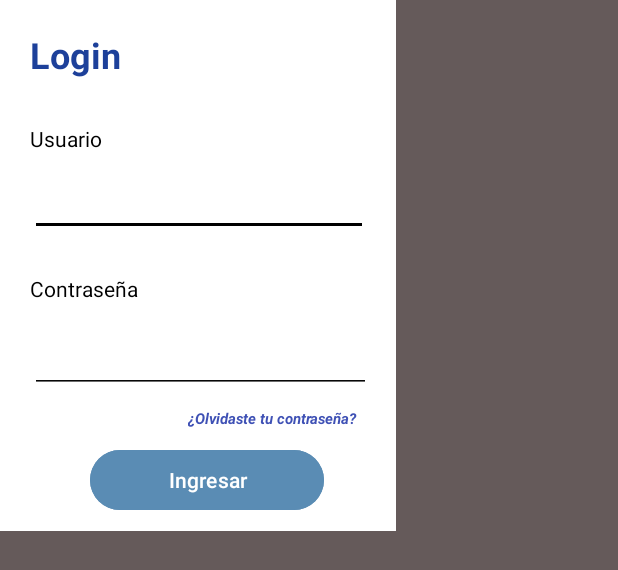
After one commit to LAngeLR/NetPulseIOT, an Android app: the layout activity_main2.xml on its own in the app's theme, with its tools: preview values and no code run, on a phone screen of 412 x 824 dp. The commit adds this screen. Shown: the top 570 px of the screen. Run offline under Robolectric (Android 15) with nearby library versions, the phone set to English and light mode, and no system bars.

Commit message:
inicio 2

```diff
--- a/app/src/main/res/layout/activity_main.xml
+++ b/app/src/main/res/layout/activity_main.xml
@@ -42,12 +42,6 @@
             android:translationX="130dp"
             android:translationY="10dp" />
 
-        <ImageView
-            android:id="@+id/imageView2"
-            android:layout_width="27dp"
-            android:layout_height="25dp"
-            app:srcCompat="@mipmap/candado" />
-
     </LinearLayout>
 
 </androidx.constraintlayout.widget.ConstraintLayout>
--- /dev/null
+++ b/app/src/main/res/layout/activity_main2.xml
@@ -0,0 +1,106 @@
+<?xml version="1.0" encoding="utf-8"?>
+<androidx.constraintlayout.widget.ConstraintLayout xmlns:android="http://schemas.android.com/apk/res/android"
+    xmlns:app="http://schemas.android.com/apk/res-auto"
+    xmlns:tools="http://schemas.android.com/tools"
+    android:layout_width="match_parent"
+    android:layout_height="match_parent"
+    android:background="#655A5A">
+
+    <ImageView
+        android:id="@+id/imageView2"
+        android:layout_width="wrap_content"
+        android:layout_height="wrap_content"
+        app:srcCompat="@mipmap/inicio2"
+        tools:layout_editor_absoluteX="0dp"
+        tools:layout_editor_absoluteY="0dp" />
+
+    <com.google.android.material.appbar.MaterialToolbar
+        android:id="@+id/materialToolbar"
+        android:layout_width="264dp"
+        android:layout_height="354dp"
+        android:background="@color/white"
+        android:minHeight="?attr/actionBarSize"
+        android:theme="?attr/actionBarTheme"
+        tools:layout_editor_absoluteX="73dp"
+        tools:layout_editor_absoluteY="270dp" />
+
+    <LinearLayout
+        android:layout_width="267dp"
+        android:layout_height="354dp"
+        android:orientation="vertical"
+        tools:layout_editor_absoluteX="73dp"
+        tools:layout_editor_absoluteY="270dp">
+
+        <TextView
+            android:id="@+id/textView"
+            android:layout_width="100dp"
+            android:layout_height="wrap_content"
+            android:text="Login"
+            android:textColor="#1D409A"
+            android:textSize="24sp"
+            android:textStyle="bold"
+            android:translationX="20dp"
+            android:translationY="20dp" />
+
+        <TextView
+            android:id="@+id/usuario"
+            android:layout_width="230dp"
+            android:layout_height="wrap_content"
+            android:text="Usuario"
+            android:textColor="#000000"
+            android:translationX="20dp"
+            android:translationY="50dp" />
+
+        <EditText
+            android:id="@+id/editTextTextEmailAddress"
+            android:layout_width="225dp"
+            android:layout_height="wrap_content"
+            android:backgroundTint="#000000"
+            android:ems="10"
+            android:inputType="textEmailAddress"
+            android:singleLine="true"
+            android:translationX="20dp"
+            android:translationY="60dp"
+            android:visibility="visible" />
+
+        <TextView
+            android:id="@+id/contrasenia"
+            android:layout_width="match_parent"
+            android:layout_height="wrap_content"
+            android:backgroundTint="#040404"
+            android:text="Contraseña"
+            android:textColor="#000000"
+            android:translationX="20dp"
+            android:translationY="85dp" />
+
+        <EditText
+            android:id="@+id/editTextTextPassword"
+            android:layout_width="227dp"
+            android:layout_height="wrap_content"
+            android:backgroundTint="#070707"
+            android:ems="10"
+            android:inputType="textPassword"
+            android:translationX="20dp"
+            android:translationY="100dp" />
+
+        <TextView
+            android:id="@+id/textView4"
+            android:layout_width="wrap_content"
+            android:layout_height="wrap_content"
+            android:text="¿Olvidaste tu contraseña?"
+            android:textColor="#3F51B5"
+            android:textSize="10sp"
+            android:textStyle="bold|italic"
+            android:translationX="125dp"
+            android:translationY="110dp" />
+
+        <Button
+            android:id="@+id/Ingresar"
+            android:layout_width="156dp"
+            android:layout_height="wrap_content"
+            android:backgroundTint="#5A8CB4"
+            android:text="Ingresar"
+            android:translationX="60dp"
+            android:translationY="120dp" />
+    </LinearLayout>
+</androidx.constraintlayout.widget.ConstraintLayout>
```
Also changed, not shown: 1 other file.
